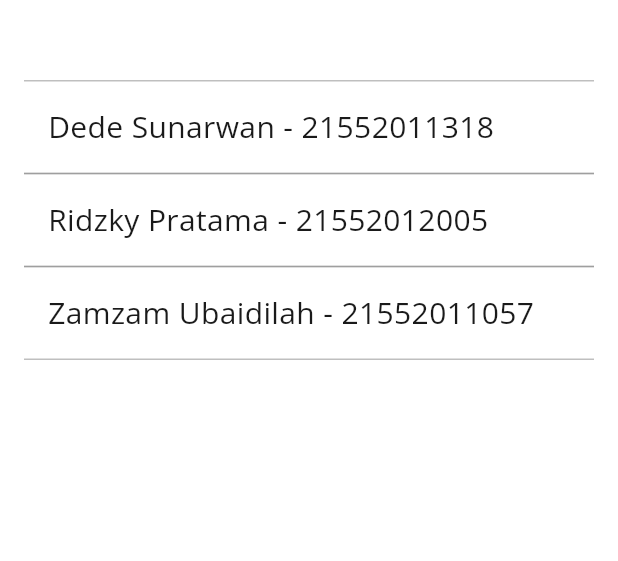
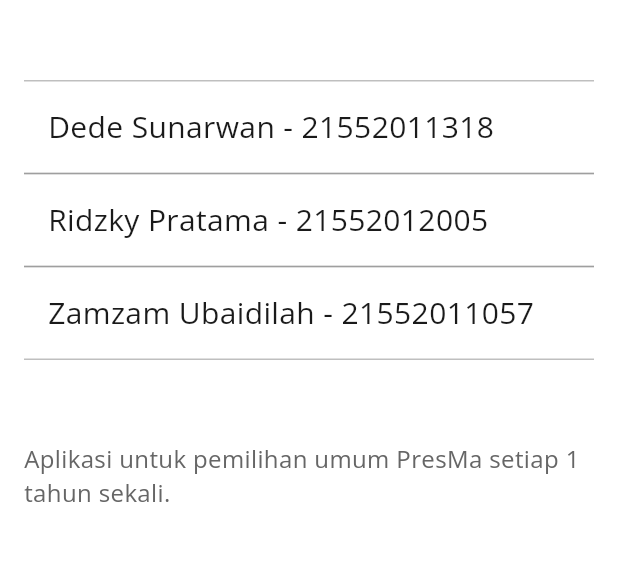
Before and after one commit to zamzamubdlh/app-pemira, a Flutter app: the AccountAboutScreen screen opened by its route, on a phone screen of 412 x 824 dp, the part 317-878 px from its top. Run offline on Flutter 3.47's test engine with Material 3 defaults, Android fonts, the phone set to English and light mode, and no system bars; our stand-ins replace dartz, file_picker, flutter_riverpod, google_fonts, shared_preferences; missing offline and left inert: d_info, d_method, d_view; accounts and stored records are empty.

Commit message:
feat: add more info about

```diff
--- a/lib/pages/auth/account/account_about.dart
+++ b/lib/pages/auth/account/account_about.dart
@@ -84,6 +84,15 @@ class AccountAboutScreen extends StatelessWidget {
             _buildMenuItem('Dede Sunarwan - 21552011318'),
             _buildMenuItem('Ridzky Pratama - 21552012005'),
             _buildMenuItem('Zamzam Ubaidilah - 21552011057'),
+            const SizedBox(height: 54),
+            Text(
+              'Aplikasi untuk pemilihan umum PresMa setiap 1 tahun sekali.',
+              style: GoogleFonts.openSans(
+                fontSize: 16,
+                fontWeight: FontWeight.w400,
+                color: const Color(0xFF666666),
+              ),
+            )
           ],
         ),
       ),
```
